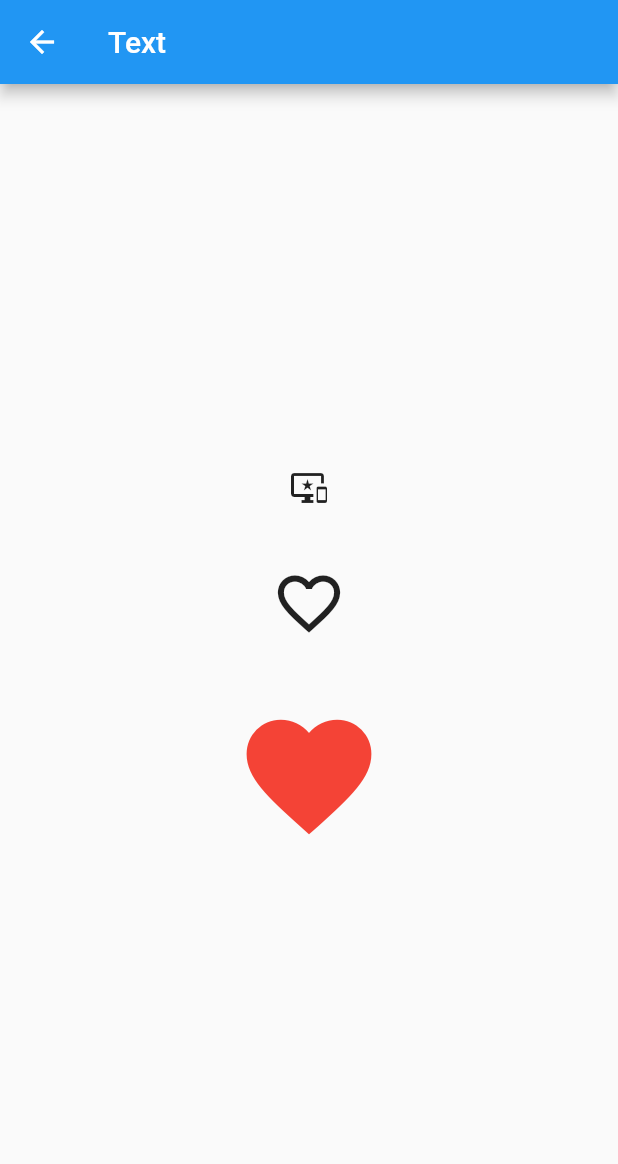
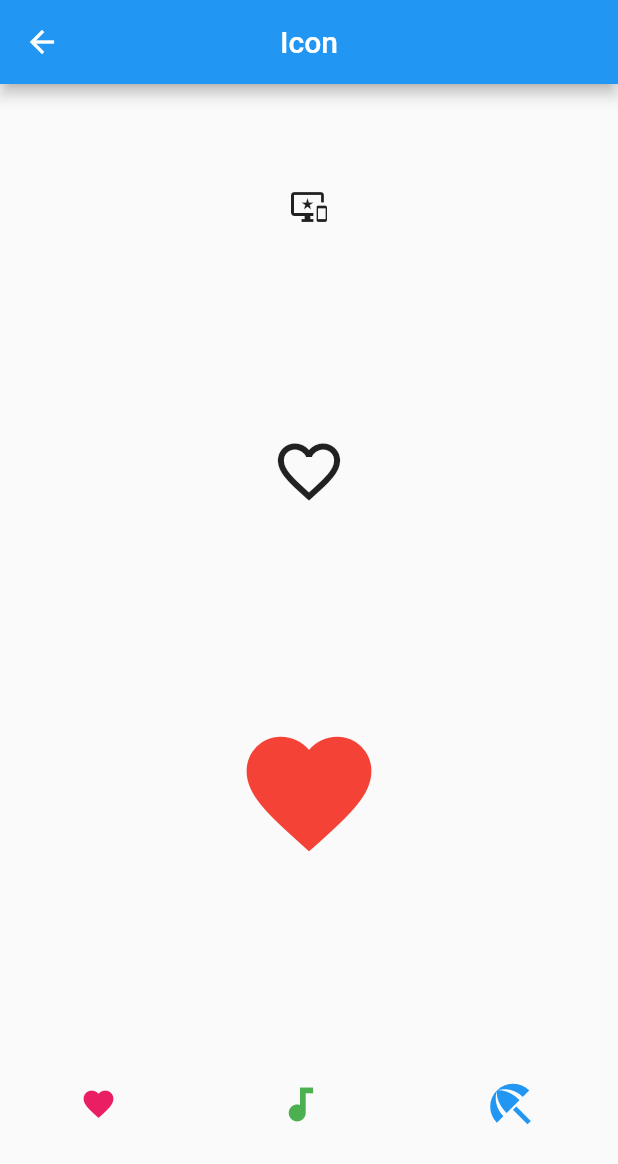
Before and after one commit to nvhung96/datn_learn_flutter, a Flutter app: the DemoIcon screen opened by its route, on a phone screen of 412 x 824 dp. Shown: the top 1164 px of the screen. Run offline on Flutter 3.47's test engine with Material 2 defaults, Android fonts, the phone set to English and light mode, and no system bars; our stand-ins replace bordered_text, firebase_auth, flutter_custom_clippers, font_awesome_flutter, shared_preferences; accounts and stored records are empty.

Commit message:
Thêm các widget appbar, image, container, .. và chỉnh sửa giao diện, chỉnh sửa code view demo

```diff
--- /dev/null
+++ b/lib/ui/code_demo/basics/icon.dart
@@ -0,0 +1,58 @@
+import 'package:flutter/material.dart';
+
+class DemoIcon extends StatefulWidget {
+  @override
+  _DemoIconState createState() => _DemoIconState();
+}
+
+class _DemoIconState extends State<DemoIcon> {
+  bool btn = true;
+
+  @override
+  Widget build(BuildContext context) {
+    return Scaffold(
+      appBar: AppBar(
+        title: Text("Icon"),
+        centerTitle: true,
+      ),
+      body: Center(
+        child: Column(
+          mainAxisAlignment: MainAxisAlignment.spaceAround,
+          children: <Widget>[
+            Icon(Icons.important_devices),
+            Icon(
+              Icons.favorite_border,
+              size: 50.0,
+            ),
+            Icon(
+              Icons.favorite,
+              color: Colors.red,
+              size: 100.0,
+            ),
+            Row(
+              mainAxisAlignment: MainAxisAlignment.spaceAround,
+              children: const <Widget>[
+                Icon(
+                  Icons.favorite,
+                  color: Colors.pink,
+                  size: 24.0,
+                  semanticLabel: 'Text to announce in accessibility modes',
+                ),
+                Icon(
+                  Icons.audiotrack,
+                  color: Colors.green,
+                  size: 30.0,
+                ),
+                Icon(
+                  Icons.beach_access,
+                  color: Colors.blue,
+                  size: 36.0,
+                ),
+              ],
+            )
+          ],
+        ),
+      ),
+    );
+  }
+}
--- a/lib/ui/code_demo/icon.dart
+++ /dev/null
@@ -1,57 +0,0 @@
-import 'package:flutter/material.dart';
-
-class DemoIcon extends StatefulWidget {
-  @override
-  _DemoIconState createState() => _DemoIconState();
-}
-
-class _DemoIconState extends State<DemoIcon> {
-  bool btn = true;
-
-  @override
-  Widget build(BuildContext context) {
-    return Scaffold(
-      appBar: AppBar(
-        title: Text("Text"),
-      ),
-      body: Center(
-        child: Column(
-          mainAxisAlignment: MainAxisAlignment.center,
-          children: <Widget>[
-            icon(),
-            sizeBox(height: 40.0),
-            iconSize(),
-            sizeBox(height: 40.0),
-            iconSizeColor(),
-          ],
-        ),
-      ),
-    );
-  }
-
-  Widget sizeBox({double height, double width}) {
-    return SizedBox(
-      height: height != null ? height : null,
-      width: width != null ? width : null,
-    );
-  }
-
-  Widget icon() {
-    return Icon(Icons.important_devices);
-  }
-
-  Widget iconSize() {
-    return Icon(
-      Icons.favorite_border,
-      size: 50.0,
-    );
-  }
-
-  Widget iconSizeColor() {
-    return Icon(
-      Icons.favorite,
-      color: Colors.red,
-      size: 100.0,
-    );
-  }
-}
--- a/lib/ui/login/login_screen.dart
+++ b/lib/ui/login/login_screen.dart
@@ -43,6 +43,7 @@ class _LoginScreenState extends State<LoginScreen> {
         widget.pageLoginPresenter.email != null) {
       _controllerTextEmail.text = widget.pageLoginPresenter.email;
       _controllerTextPassword.text = widget.pageLoginPresenter.password;
+
     }
     widget.pageLoginPresenter.setUser(userName: "", password: "");
     super.initState();
--- a/lib/utils/constants.dart
+++ b/lib/utils/constants.dart
@@ -2,3 +2,4 @@ import 'package:flutter/material.dart';
 
 const Color COLOR_MAIN_DRAWER = const Color(0xff52c0f1);
 const Color COLOR_TEXT_DRAWER = const Color(0xff0004A8);
+const Color COLOR_MAIN_CODEDEMO = const Color(0xffeaeaea);
```
Also changed, not shown: lib/ui/code_demo/basics/Image.dart (added, +24 -0 lines), lib/ui/code_demo/basics/appbar.dart (added, +56 -0 lines), lib/ui/code_demo/basics/button.dart (renamed from lib/ui/code_demo/button.dart, +37 -0 lines), lib/ui/code_demo/basics/container.dart (added, +55 -0 lines), lib/ui/code_demo/basics/scaffold.dart (added, +44 -0 lines), lib/ui/home/codedemo/home_codedemo_presenter.dart (+148 -123 lines), lib/ui/home/codedemo/home_codedemo_screen.dart (+18 -8 lines), lib/utils/routes.dart (+16 -8 lines), lib/ui/code_demo/basics/checked_radio.dart (renamed from lib/ui/code_demo/checked_radio.dart), lib/ui/code_demo/basics/column.dart (renamed from lib/ui/code_demo/column.dart), lib/ui/code_demo/basics/row.dart (renamed from lib/ui/code_demo/row.dart), lib/ui/code_demo/basics/slider.dart (renamed from lib/ui/code_demo/slider.dart), lib/ui/code_demo/basics/text.dart (renamed from lib/ui/code_demo/text.dart), lib/ui/code_demo/basics/text_field.dart (renamed from lib/ui/code_demo/text_field.dart).
